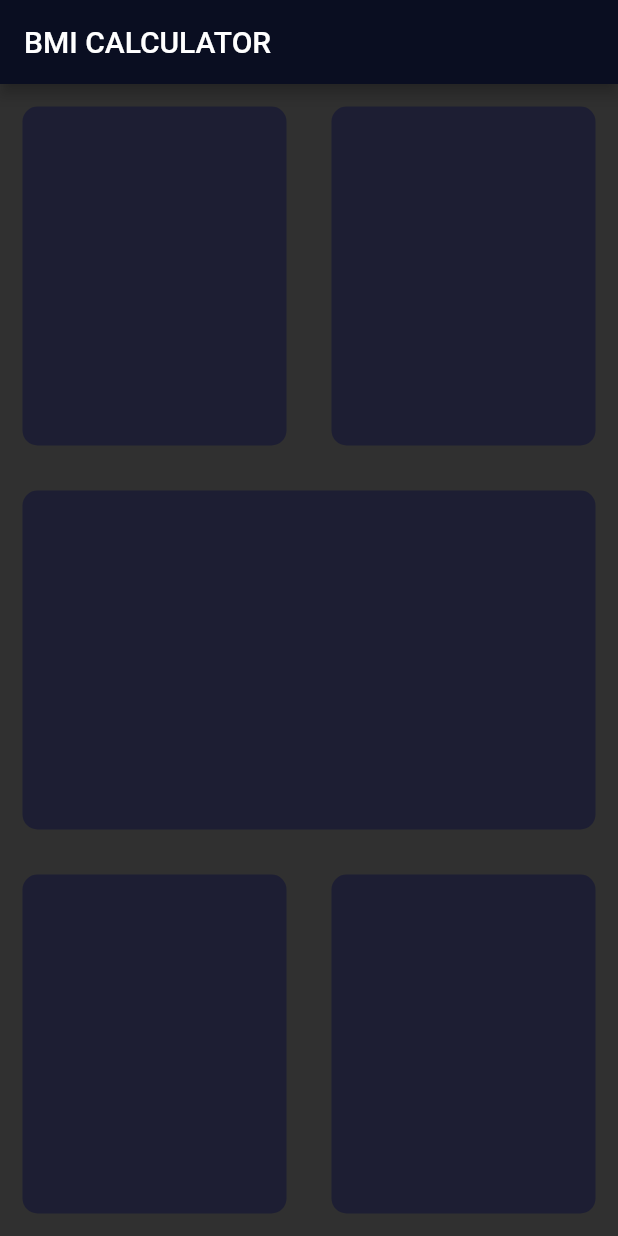
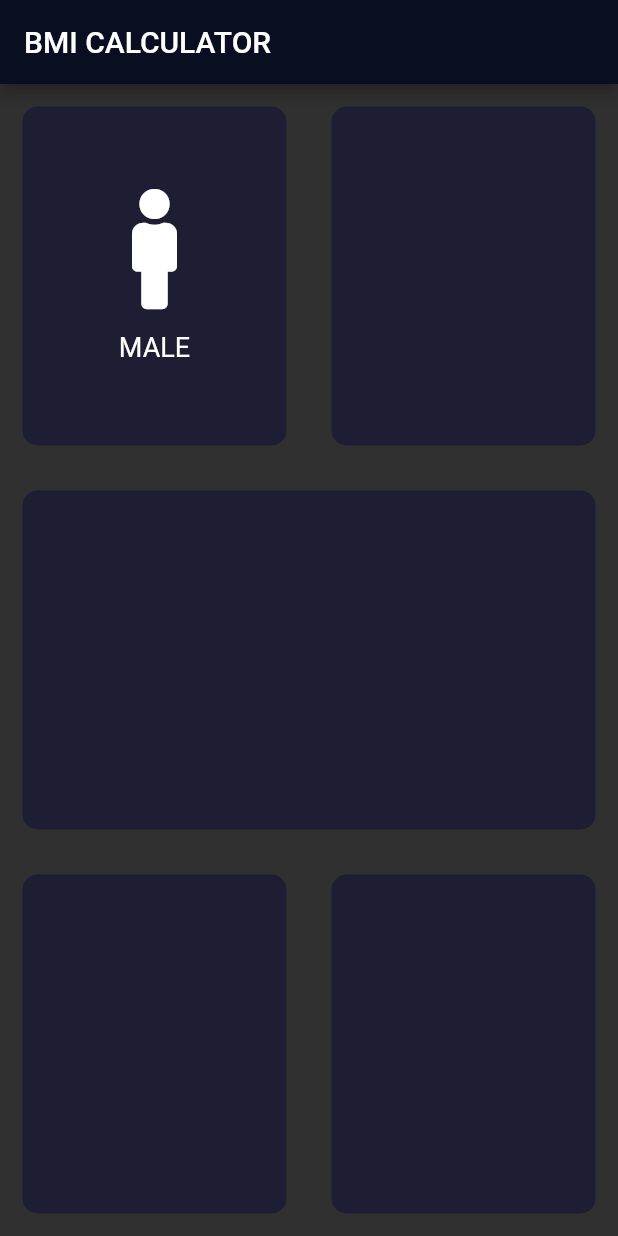
Before and after one commit to umair1297/new_bmi_cal, a Flutter app: the screen it shows after launch, on a phone screen of 412 x 824 dp. Run offline on Flutter 3.47's test engine with Material 2 defaults, Android fonts, the phone set to English and light mode, and no system bars; our stand-ins replace font_awesome_flutter.

Commit message:
DONE Lecture 58,59,60 use of refactored and gesture control

```diff
--- a/lib/input_page.dart
+++ b/lib/input_page.dart
@@ -1,4 +1,5 @@
 import 'package:flutter/material.dart';
+import 'package:font_awesome_flutter/font_awesome_flutter.dart';
 
 
 
@@ -21,7 +22,23 @@ class _InputPageState extends State<InputPage> {
             children: <Widget>[
               Expanded(
                 child: new RepeatContainerCode(colors: Color(0xFF1D1E33),
-                ),),
+                  cardWidget: Column(
+                    mainAxisAlignment: MainAxisAlignment.center,
+                    children: <Widget>[
+                      Icon(
+                        FontAwesomeIcons.male,size: 80.0,
+                      ),
+                      SizedBox(
+                        height: 15.0,
+                      ),
+                      Text('MALE',style: TextStyle(
+                        fontSize: 18.0,
+                      ),),
+                    ],
+
+                    ),
+                  ),
+                ),
               Expanded(child: new RepeatContainerCode(colors: Color(0xFF1D1E33),),),
             ],
           ),),
@@ -42,12 +59,14 @@ class _InputPageState extends State<InputPage> {
 }
 
 class RepeatContainerCode extends StatelessWidget {
-  RepeatContainerCode({@required this.colors});
+  RepeatContainerCode({@required this.colors,this.cardWidget});
   final Color colors;
+  final Widget cardWidget;
   @override
   Widget build(BuildContext context) {
     return Container(
     margin: EdgeInsets.all(15.0),
+    child: cardWidget,
     decoration: BoxDecoration(
       color: colors,
       borderRadius: BorderRadius.circular(10.0),
--- a/pubspec.yaml
+++ b/pubspec.yaml
@@ -11,6 +11,7 @@ dependencies:
     sdk: flutter
 
   cupertino_icons: ^0.1.2
+  font_awesome_flutter: ^8.10.0
 
 dev_dependencies:
   flutter_test:
```
Also changed, not shown: pubspec.lock.
